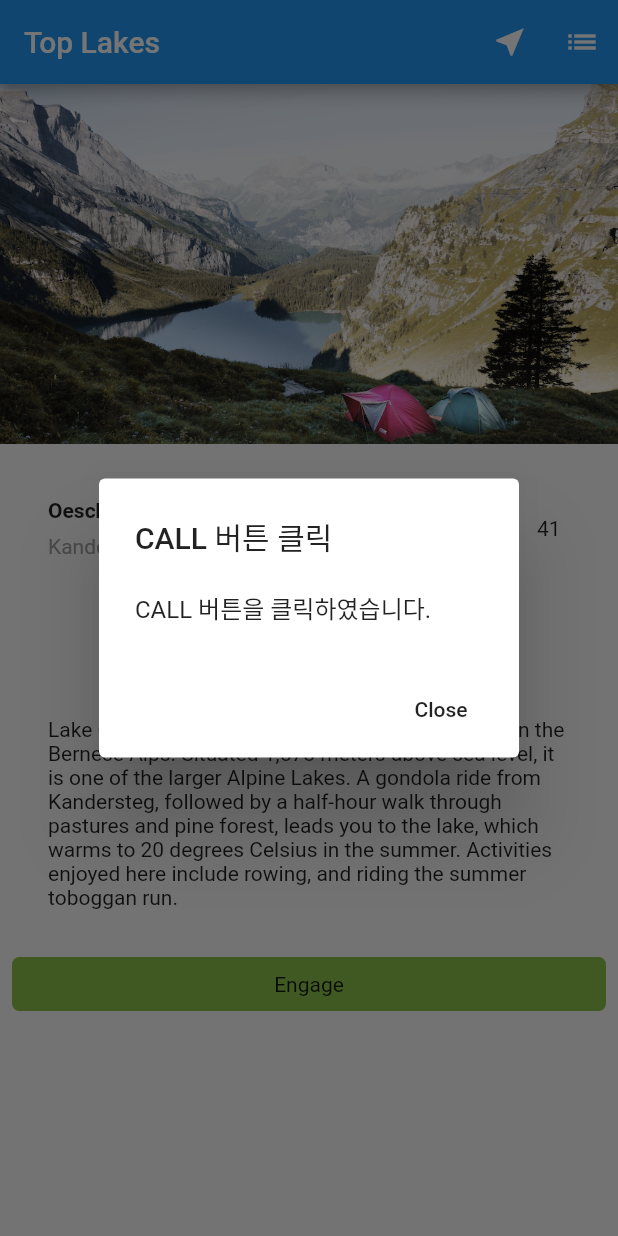
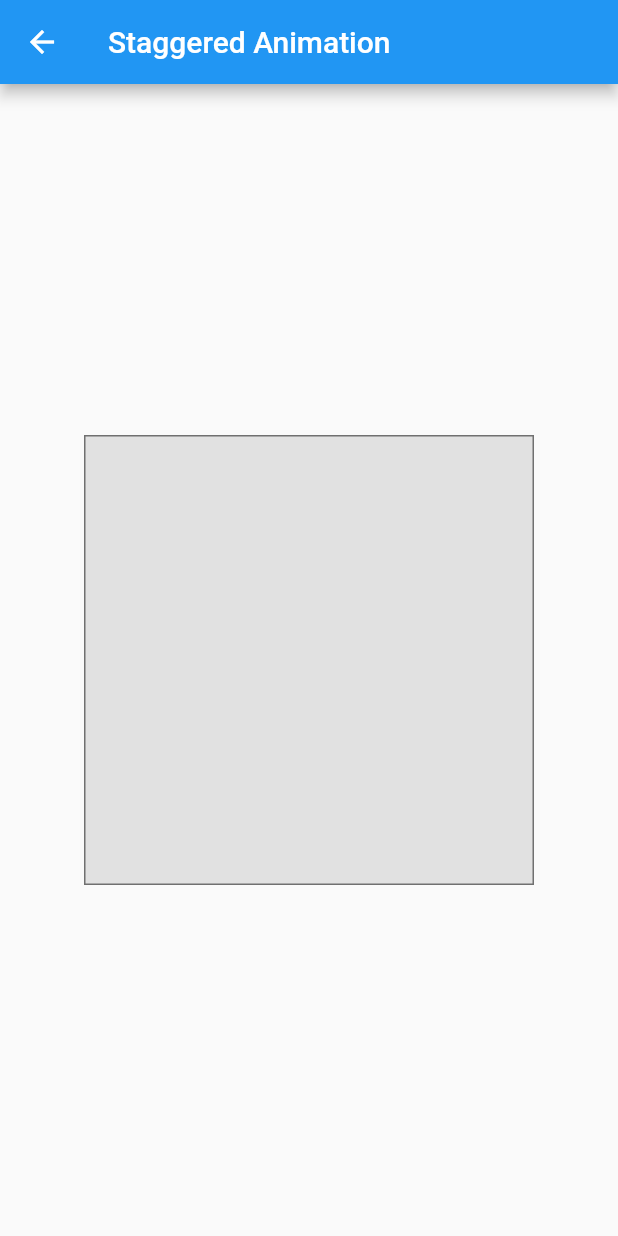
Before and after one commit to masterPatterns/flutter_app, a Flutter app: the screen it shows after launch, after a tap on "SHARE", on a phone screen of 412 x 824 dp. Run offline on Flutter 3.47's test engine with Material 2 defaults, Android fonts, the phone set to English and light mode, and no system bars.

Commit message:
StaggerAnimation tutorial start

```diff
--- a/lib/src/RandomWords.dart
+++ b/lib/src/RandomWords.dart
@@ -4,6 +4,7 @@ import 'package:flutter_app/src/MyHomePage.dart';
 import 'package:flutter_app/src/Product.dart';
 import 'package:flutter_app/src/RadialExpansionDemo.dart';
 import 'package:flutter_app/src/ShoppingList.dart';
+import 'package:flutter_app/src/StaggerDemo.dart';
 
 class RandomWords extends StatefulWidget {
   @override
@@ -146,7 +147,14 @@ class RandomWordsState extends State<RandomWords> {
             highlightColor: Colors.red,
             splashColor: Colors.red,
             onTap: () {
-                makeDialog(context);
+              Navigator.of(context).push(
+                new MaterialPageRoute(
+                  builder: (BuildContext context) {
+                    return StaggerDemo();
+                  },
+                ),
+              );
+//                makeDialog(context);
             },
             child: buildButtonColumn(Icons.share, 'SHARE'),
           ),
--- /dev/null
+++ b/lib/src/StaggerAnimation.dart
@@ -0,0 +1,131 @@
+import 'package:flutter/material.dart';
+
+class StaggerAnimation extends StatelessWidget {
+    StaggerAnimation({ Key key, this.controller }) :
+
+    // Each animation defined here transforms its value during the subset
+    // of the controller's duration defined by the animation's interval.
+    // For example the opacity animation transforms its value during
+    // the first 10% of the controller's duration.
+
+                opacity = Tween<double>(
+                    begin: 0.0,
+                    end: 1.0,
+                ).animate(
+                    CurvedAnimation(
+                        parent: controller,
+                        curve: Interval(
+                            0.0, 0.100,
+                            curve: Curves.ease,
+                        ),
+                    ),
+                ),
+
+                width = Tween<double>(
+                    begin: 50.0,
+                    end: 150.0,
+                ).animate(
+                    CurvedAnimation(
+                        parent: controller,
+                        curve: Interval(
+                            0.125, 0.250,
+                            curve: Curves.ease,
+                        ),
+                    ),
+                ),
+
+                height = Tween<double>(
+                        begin: 50.0,
+                        end: 150.0
+                ).animate(
+                    CurvedAnimation(
+                        parent: controller,
+                        curve: Interval(
+                            0.250, 0.375,
+                            curve: Curves.ease,
+                        ),
+                    ),
+                ),
+
+                padding = EdgeInsetsTween(
+                    begin: const EdgeInsets.only(bottom: 16.0),
+                    end: const EdgeInsets.only(bottom: 75.0),
+                ).animate(
+                    CurvedAnimation(
+                        parent: controller,
+                        curve: Interval(
+                            0.250, 0.375,
+                            curve: Curves.ease,
+                        ),
+                    ),
+                ),
+
+                borderRadius = BorderRadiusTween(
+                    begin: BorderRadius.circular(4.0),
+                    end: BorderRadius.circular(75.0),
+                ).animate(
+                    CurvedAnimation(
+                        parent: controller,
+                        curve: Interval(
+                            0.375, 0.500,
+                            curve: Curves.ease,
+                        ),
+                    ),
+                ),
+
+                color = ColorTween(
+                    begin: Colors.indigo[100],
+                    end: Colors.orange[400],
+                ).animate(
+                    CurvedAnimation(
+                        parent: controller,
+                        curve: Interval(
+                            0.500, 0.750,
+                            curve: Curves.ease,
+                        ),
+                    ),
+                ),
+
+                super(key: key);
+
+    final Animation<double> controller;
+    final Animation<double> opacity;
+    final Animation<double> width;
+    final Animation<double> height;
+    final Animation<EdgeInsets> padding;
+    final Animation<BorderRadius> borderRadius;
+    final Animation<Color> color;
+
+    // This function is called each time the controller "ticks" a new frame.
+    // When it runs, all of the animation's values will have been
+    // updated to reflect the controller's current value.
+    Widget _buildAnimation(BuildContext context, Widget child) {
+        return Container(
+            padding: padding.value,
+            alignment: Alignment.bottomCenter,
+            child: Opacity(
+                opacity: opacity.value,
+                child: Container(
+                    width: width.value,
+                    height: height.value,
+                    decoration: BoxDecoration(
+                        color: color.value,
+                        border: Border.all(
+                            color: Colors.indigo[300],
+                            width: 3.0,
+                        ),
+                        borderRadius: borderRadius.value,
+                    ),
+                ),
+            ),
+        );
+    }
+
+    @override
+    Widget build(BuildContext context) {
+        return AnimatedBuilder(
+            builder: _buildAnimation,
+            animation: controller,
+        );
+    }
+}
--- /dev/null
+++ b/lib/src/StaggerDemo.dart
@@ -0,0 +1,70 @@
+import 'dart:async';
+
+import 'package:flutter/material.dart';
+import 'package:flutter/scheduler.dart' show timeDilation;
+import 'package:flutter_app/src/StaggerAnimation.dart';
+
+class StaggerDemo extends StatefulWidget {
+    @override
+    _StaggerDemoState createState() => _StaggerDemoState();
+}
+
+class _StaggerDemoState extends State<StaggerDemo> with TickerProviderStateMixin {
+    AnimationController _controller;
+
+    @override
+    void initState() {
+        super.initState();
+
+        _controller = AnimationController(
+                duration: const Duration(milliseconds: 2000),
+                vsync: this
+        );
+    }
+
+    @override
+    void dispose() {
+        _controller.dispose();
+        super.dispose();
+    }
+
+    Future<void> _playAnimation() async {
+        try {
+            await _controller.forward().orCancel;
+            await _controller.reverse().orCancel;
+        } on TickerCanceled {
+            // the animation got canceled, probably because we were disposed
+        }
+    }
+
+    @override
+    Widget build(BuildContext context) {
+        timeDilation = 2.0; // 1.0 is normal animation speed.
+        return Scaffold(
+            appBar: AppBar(
+                title: const Text('Staggered Animation'),
+            ),
+            body: GestureDetector(
+                behavior: HitTestBehavior.opaque,
+                onTap: () {
+                    _playAnimation();
+                },
+                child: Center(
+                    child: Container(
+                        width: 300.0,
+                        height: 300.0,
+                        decoration: BoxDecoration(
+                            color: Colors.black.withOpacity(0.1),
+                            border: Border.all(
+                                color:  Colors.black.withOpacity(0.5),
+                            ),
+                        ),
+                        child: StaggerAnimation(
+                                controller: _controller.view
+                        ),
+                    ),
+                ),
+            ),
+        );
+    }
+}
```
